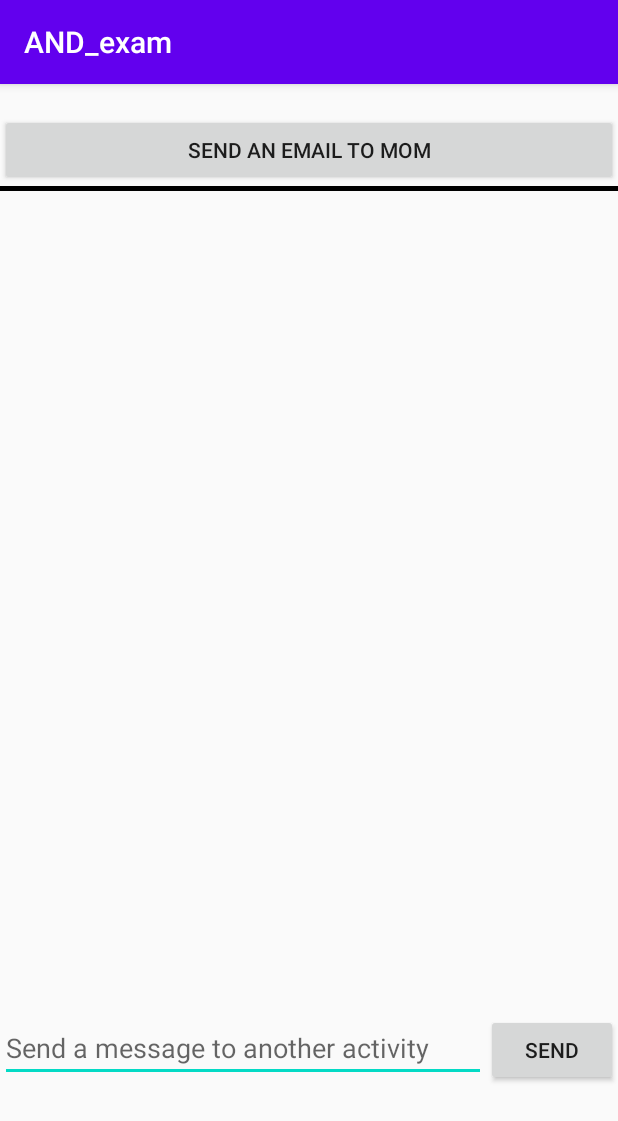
After one commit to JustelisJ/Android-app, an Android app: the fragment IntentFragment shown on its own in the app's theme, on a phone screen of 412 x 824 dp. The commit adds this screen. Shown: the top 1121 px of the screen. Run offline under Robolectric (Android 15) with nearby library versions, the phone set to English and light mode, and no system bars.

Commit message:
Resource and intent fragment done

```diff
--- a/app/src/main/AndroidManifest.xml
+++ b/app/src/main/AndroidManifest.xml
@@ -19,6 +19,10 @@
                 <category android:name="android.intent.category.LAUNCHER" />
             </intent-filter>
         </activity>
+        <activity
+            android:name=".SecondActivity"
+            android:label="@string/app_name"
+            android:theme="@style/AppTheme.NoActionBar"/>
     </application>
 
 </manifest>
--- a/app/src/main/java/com/example/and_exam/MainActivity.java
+++ b/app/src/main/java/com/example/and_exam/MainActivity.java
@@ -27,19 +27,19 @@ public class MainActivity extends AppCompatActivity {
         setContentView(R.layout.activity_main);
         Toolbar toolbar = findViewById(R.id.toolbar);
         setSupportActionBar(toolbar);
-        FloatingActionButton fab = findViewById(R.id.fab);
+        /*FloatingActionButton fab = findViewById(R.id.fab);
         fab.setOnClickListener(new View.OnClickListener() {
             @Override
             public void onClick(View view) {
                 Toast.makeText(getApplicationContext(), "REEEEEEEEEEEEEEEEEEEEEEEEEEE", Toast.LENGTH_LONG).show();
             }
-        });
+        });*/
         DrawerLayout drawer = findViewById(R.id.drawer_layout);
         NavigationView navigationView = findViewById(R.id.nav_view);
         // Passing each menu ID as a set of Ids because each
         // menu should be considered as top level destinations.
         mAppBarConfiguration = new AppBarConfiguration.Builder(
-                R.id.nav_home, R.id.nav_gallery, R.id.nav_slideshow, R.id.nav_layouts, R.id.nav_resources)
+                R.id.nav_home, R.id.nav_gallery, R.id.nav_slideshow, R.id.nav_layouts, R.id.nav_resources, R.id.nav_intents)
                 .setDrawerLayout(drawer)
                 .build();
         NavController navController = Navigation.findNavController(this, R.id.nav_host_fragment);
--- /dev/null
+++ b/app/src/main/java/com/example/and_exam/ui/intents/IntentFragment.java
@@ -0,0 +1,94 @@
+package com.example.and_exam.ui.intents;
+
+import android.app.Activity;
+import android.content.Intent;
+import android.net.Uri;
+import android.os.Bundle;
+import android.provider.ContactsContract;
+import android.view.LayoutInflater;
+import android.view.View;
+import android.view.ViewGroup;
+import android.widget.Button;
+import android.widget.TextView;
+
+import androidx.annotation.NonNull;
+import androidx.annotation.Nullable;
+import androidx.fragment.app.Fragment;
+import androidx.lifecycle.Observer;
+import androidx.lifecycle.ViewModelProviders;
+
+import com.example.and_exam.MainActivity;
+import com.example.and_exam.R;
+import com.example.and_exam.SecondActivity;
+import com.example.and_exam.ui.home.HomeViewModel;
+
+public class IntentFragment extends Fragment {
+
+    private HomeViewModel homeViewModel;
+
+    Button sendImplicit;
+    TextView text;
+    Button sendExplicit;
+
+    TextView reply;
+    TextView reply2;
+
+    int LAUNCH_SECOND_ACTIVITY = 2;
+
+    public View onCreateView(@NonNull LayoutInflater inflater,
+                             ViewGroup container, Bundle savedInstanceState) {
+        homeViewModel =
+                ViewModelProviders.of(this).get(HomeViewModel.class);
+        View root = inflater.inflate(R.layout.fragment_intents, container, false);
+
+        sendImplicit = root.findViewById(R.id.sendEmail);
+        text = root.findViewById(R.id.sendText);
+        sendExplicit = root.findViewById(R.id.send);
+
+        reply = root.findViewById(R.id.reply);
+        reply2 = root.findViewById(R.id.reply2);
+
+        reply.setVisibility(View.GONE);
+        reply2.setVisibility(View.GONE);
+
+        sendImplicit.setOnClickListener(new View.OnClickListener() {
+            @Override
+            public void onClick(View v) {
+                Intent intent = new Intent(Intent.ACTION_SEND);
+                intent.setType("text/plain");
+                intent.putExtra(Intent.EXTRA_EMAIL, new String[] {"mom@home.dk"});
+                intent.putExtra(Intent.EXTRA_SUBJECT, "Hi mom!");
+                intent.putExtra(Intent.EXTRA_TEXT, "I learned a lot in class today");
+                startActivity(intent);
+
+            }
+        });
+
+        sendExplicit.setOnClickListener(new View.OnClickListener() {
+            @Override
+            public void onClick(View v) {
+                Intent intent = new Intent(getContext(), SecondActivity.class);
+                String message = text.getText().toString();
+                intent.putExtra("message", message);
+                startActivityForResult(intent, LAUNCH_SECOND_ACTIVITY);
+            }
+        });
+
+        return root;
+    }
+
+    /*@Override
+    protected void onActivityResult(int requestCode, int resultCode, Intent data) {
+        super.onActivityResult(requestCode, resultCode, data);
+
+        if (requestCode == LAUNCH_SECOND_ACTIVITY) {
+            if(resultCode == Activity.RESULT_OK){
+                String result=data.getStringExtra("reply");
+                reply.setVisibility(View.VISIBLE);
+                reply2.setVisibility(View.VISIBLE);
+
+                reply2.setText(result);
+            }
+        }
+    }*/
+}
--- a/app/src/main/res/layout/fragment_intents.xml
+++ b/app/src/main/res/layout/fragment_intents.xml
@@ -1,6 +1,65 @@
 <?xml version="1.0" encoding="utf-8"?>
 <androidx.constraintlayout.widget.ConstraintLayout
-    xmlns:android="http://schemas.android.com/apk/res/android" android:layout_width="match_parent"
+    xmlns:android="http://schemas.android.com/apk/res/android"
+    xmlns:app="http://schemas.android.com/apk/res-auto"
+    xmlns:tools="http://schemas.android.com/tools"
+    android:layout_width="match_parent"
     android:layout_height="match_parent">
 
+    <Button
+        android:id="@+id/sendEmail"
+        android:layout_width="match_parent"
+        android:layout_height="wrap_content"
+        app:layout_constraintTop_toTopOf="parent"
+        android:layout_marginTop="20dp"
+        android:text="@string/intent_sendEmail"/>
+
+    <View
+        android:layout_width="match_parent"
+        android:layout_height="3dp"
+        android:background="#000000"
+        app:layout_constraintTop_toBottomOf="@+id/sendEmail" />
+
+    <TextView
+        android:id="@+id/reply"
+        android:layout_width="wrap_content"
+        android:layout_height="wrap_content"
+        android:layout_marginTop="84dp"
+        android:text="Reply received"
+        app:layout_constraintEnd_toEndOf="parent"
+        app:layout_constraintHorizontal_bias="0.134"
+        app:layout_constraintStart_toStartOf="parent"
+        app:layout_constraintTop_toTopOf="parent" />
+
+    <TextView
+        android:id="@+id/reply2"
+        android:layout_width="wrap_content"
+        android:layout_height="wrap_content"
+        android:layout_marginTop="36dp"
+        android:text="This is the reply"
+        app:layout_constraintEnd_toEndOf="parent"
+        app:layout_constraintHorizontal_bias="0.255"
+        app:layout_constraintStart_toStartOf="parent"
+        app:layout_constraintTop_toBottomOf="@+id/reply" />
+
+    <LinearLayout
+        android:layout_width="match_parent"
+        android:layout_height="wrap_content"
+        android:orientation="horizontal"
+        app:layout_constraintBottom_toBottomOf="parent"
+        android:layout_marginBottom="100dp">
+
+        <EditText
+            android:id="@+id/sendText"
+            android:layout_width="0dp"
+            android:layout_height="wrap_content"
+            android:layout_weight="1"
+            android:hint="@string/intent_sendText"/>
+
+        <Button
+            android:id="@+id/send"
+            android:layout_width="wrap_content"
+            android:layout_height="wrap_content"
+            android:text="@string/send" />
+    </LinearLayout>
 </androidx.constraintlayout.widget.ConstraintLayout>
--- a/app/src/main/res/menu/activity_main_drawer.xml
+++ b/app/src/main/res/menu/activity_main_drawer.xml
@@ -24,5 +24,9 @@
             android:id="@+id/nav_resources"
             android:icon="@drawable/abc_vector_test"
             android:title="@string/menu_resources" />
+        <item
+            android:id="@+id/nav_intents"
+            android:icon="@drawable/abc_vector_test"
+            android:title="@string/menu_intents" />
     </group>
 </menu>
--- a/app/src/main/res/navigation/mobile_navigation.xml
+++ b/app/src/main/res/navigation/mobile_navigation.xml
@@ -52,4 +52,10 @@
         android:name="com.example.and_exam.ui.resources.ResourceFragment"
         android:label="@string/menu_resources"
         tools:layout="@layout/fragment_resources" />
+
+    <fragment
+        android:id="@+id/nav_intents"
+        android:name="com.example.and_exam.ui.intents.IntentFragment"
+        android:label="@string/menu_intents"
+        tools:layout="@layout/fragment_intents" />
 </navigation>
--- a/app/src/main/res/values/strings.xml
+++ b/app/src/main/res/values/strings.xml
@@ -12,6 +12,7 @@
     <string name="menu_slideshow">Slideshow</string>
     <string name="menu_layouts">Layouts</string>
     <string name="menu_resources">Resources</string>
+    <string name="menu_intents">Intents</string>
 
     <string name="home_second">Home Second</string>
     <string name="title">Title</string>
@@ -24,4 +25,7 @@
     <string name="resource_button">Get text</string>
     <string name="resource_switchExplanation">When the switch is active, the fragment background is light blue otherwise its pink</string>
     <string name="resource_switch">Make background light blue</string>
+    <string name="intent_sendEmail">Send an email to mom</string>
+    <string name="intent_sendText">Send a message to another activity</string>
+    <string name="send">Send</string>
 </resources>
```
Also changed, not shown: app/src/main/java/com/example/and_exam/SecondActivity.java (added, +60 -0 lines), app/src/main/java/com/example/and_exam/ui/intents/IntentViewModel.java (added, +19 -0 lines), app/src/main/res/layout/app_bar_main.xml (+0 -8 lines), app/src/main/res/layout/fragment_gallery.xml (+10 -0 lines), app/src/main/res/layout/second_activity.xml (added, +57 -0 lines).
